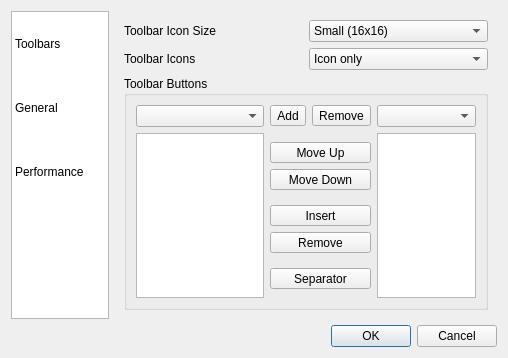
The window that src/dialogs/config_dialog.ui (mbasaglia/Knotter) describes before a commit, drawn with Qt 5.
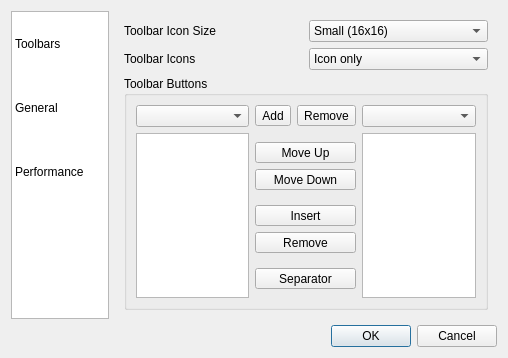
The same window after the commit.

Commit message: Single stand alone config option

Patch:
```diff
--- a/src/dialogs/config_dialog.ui
+++ b/src/dialogs/config_dialog.ui
@@ -175,12 +175,6 @@
          <layout class="QGridLayout" name="gridLayout_5">
           <item row="2" column="0">
            <widget class="QListWidget" name="menu_items">
-            <property name="sizePolicy">
-             <sizepolicy hsizetype="Fixed" vsizetype="Expanding">
-              <horstretch>0</horstretch>
-              <verstretch>0</verstretch>
-             </sizepolicy>
-            </property>
             <property name="maximumSize">
              <size>
               <width>128</width>
```
The commit also changes 7 other files.
